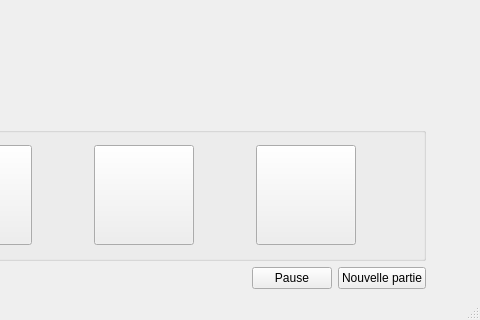
Old version of the form V4/V4/chifoumi.ui in the repository MathisHeriveau/S2.01-Developpement-d-une-application; both pictures show x 191 to 671 and y 116 to 436 of the 671 by 436 pixel window.
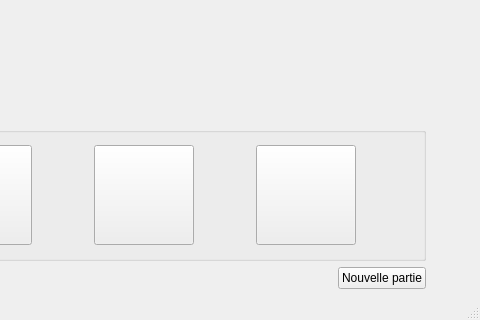
New version of the form. Icons and pictures are not drawn.

The edit to the form file:
```diff
--- a/V4/V4/chifoumi.ui
+++ b/V4/V4/chifoumi.ui
@@ -476,13 +476,6 @@
             </property>
            </spacer>
           </item>
-          <item>
-           <widget class="QPushButton" name="pauseButton">
-            <property name="text">
-             <string>Pause</string>
-            </property>
-           </widget>
-          </item>
           <item>
            <widget class="QPushButton" name="NvllPartie">
             <property name="text">
```
